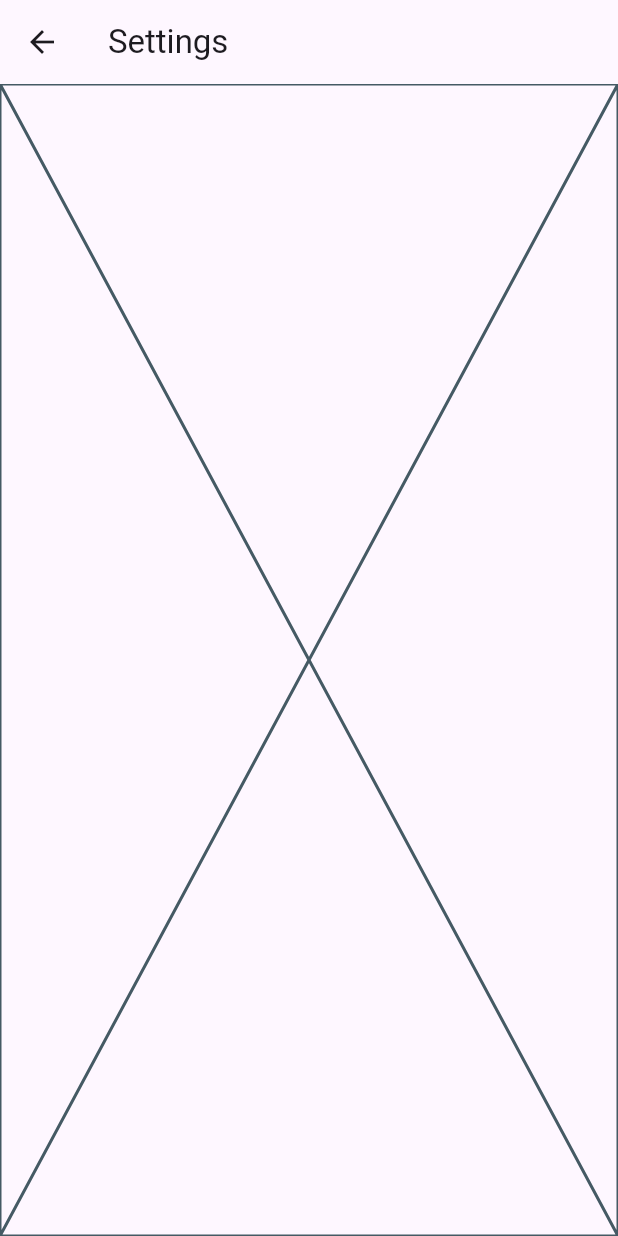
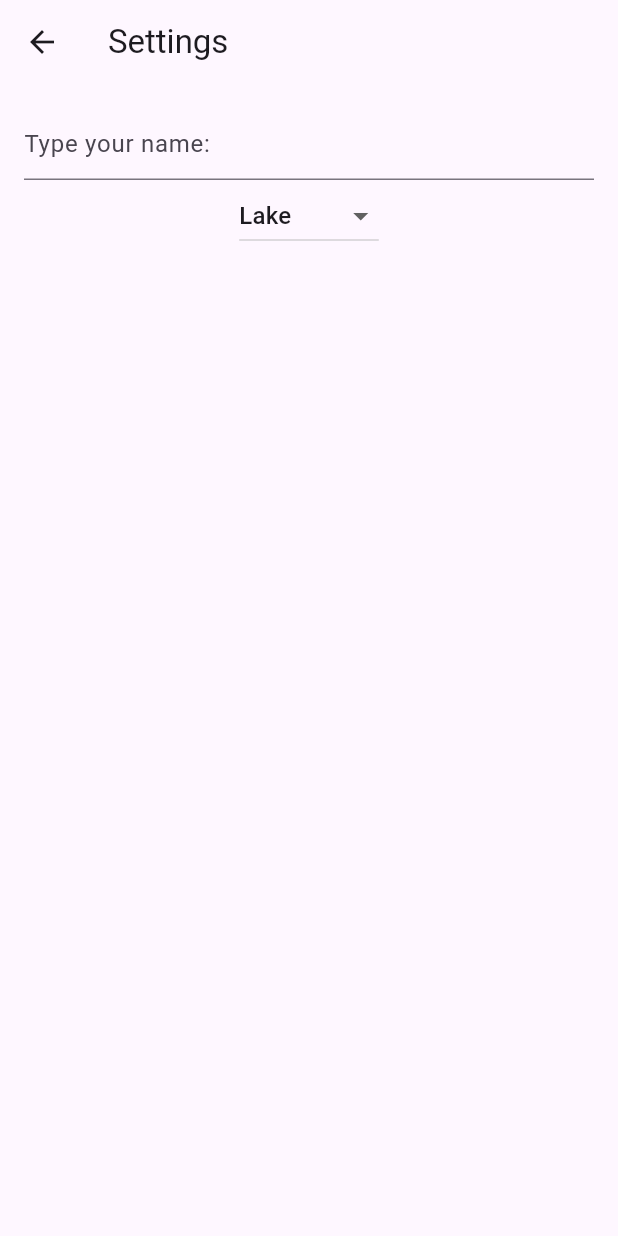
Before and after one commit to collinmorudi/flutter-mobile-dev-practice, a Flutter app: the SettingsScreen screen opened directly, on a phone screen of 412 x 824 dp. Run offline on Flutter 3.47's test engine with Material 3 defaults, Android fonts, the phone set to English and light mode, and no system bars; our stand-ins replace shared_preferences; accounts and stored records are empty.

Commit message:
Add: name field and a dropdown menu

```diff
--- a/mindful/lib/screens/settings_screen.dart
+++ b/mindful/lib/screens/settings_screen.dart
@@ -8,11 +8,36 @@ class SettingsScreen extends StatefulWidget {
 }
 
 class _SettingsScreenState extends State<SettingsScreen> {
+  final TextEditingController textName = TextEditingController();
+  final List<String> _images = ["Lake", "Mountain", "Sea", "Country"];
+  String _selectedImage = "Lake";
+
   @override
   Widget build(BuildContext context) {
     return Scaffold(
-      appBar: AppBar(title: const Text("Settings"),),
-      body: const Placeholder(),
+      appBar: AppBar(
+        title: const Text("Settings"),
+      ),
+      body: Padding(
+        padding: const EdgeInsets.all(16.0),
+        child: Column(
+          children: [
+            TextField(
+              controller: textName,
+              decoration: const InputDecoration(hintText: "Type your name: "),
+            ),
+            DropdownButton<String>(
+              value: _selectedImage,
+              items: _images.map((String value) {
+                return DropdownMenuItem(
+                  value: value,
+                  child: Text(value));
+              }).toList(),
+              onChanged: (newValue) {},
+            )
+          ],
+        ),
+      ),
     );
   }
 }
```
